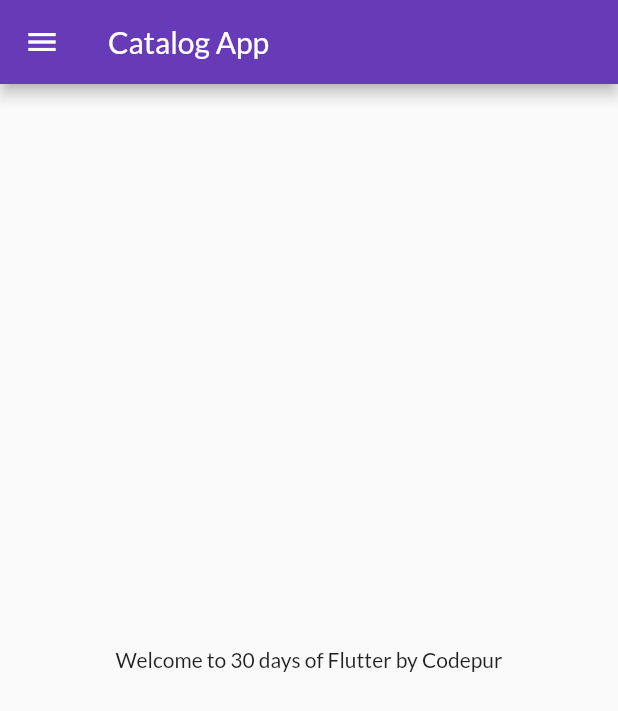
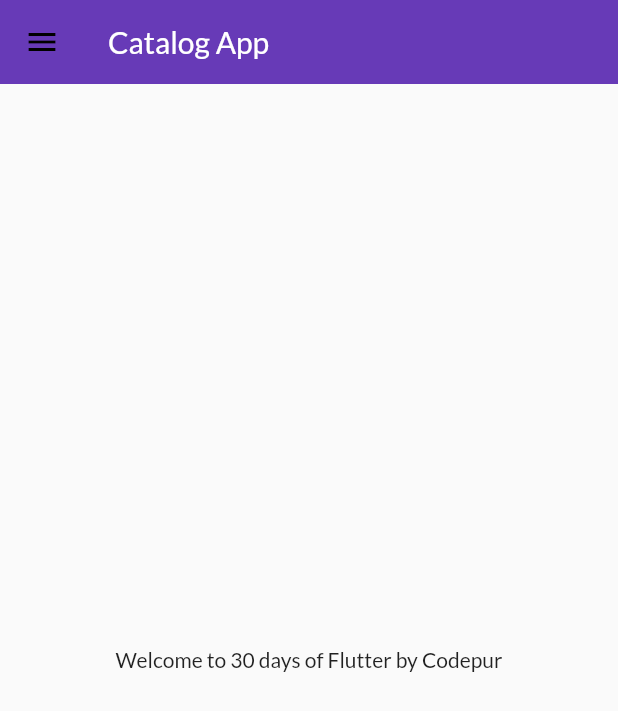
Before and after one commit to kojuabhishek/30daysOfFlutter, a Flutter app: the screen it shows after launch, on a phone screen of 412 x 824 dp. Shown: the top 711 px of the screen. Run offline on Flutter 3.47's test engine with Material 2 defaults, Android fonts, the phone set to English and light mode, and no system bars; our stand-ins replace google_fonts.

Commit message:
themes extracted

```diff
--- a/lib/main.dart
+++ b/lib/main.dart
@@ -1,5 +1,6 @@
 import 'package:flutter/material.dart';
 import 'package:flutter_catalog/pages/login_page.dart';
+import 'package:flutter_catalog/widgets/themes.dart';
 import 'package:google_fonts/google_fonts.dart';
 
 import 'pages/home_page.dart';
@@ -15,14 +16,8 @@ class MyApp extends StatelessWidget {
     return MaterialApp(
       //home: HomePage(),
       themeMode: ThemeMode.light,
-      theme: ThemeData(
-      primarySwatch: Colors.deepPurple,
-      fontFamily: GoogleFonts.lato().fontFamily,
-
-      ),
-      darkTheme: ThemeData(
-        brightness: Brightness.dark,
-      ),
+      theme: MyTheme.lightTheme(context),
+      darkTheme: MyTheme.darkTheme(context),
       initialRoute: MyRoutes.homeRoute,
       routes: {
         "/": (context) => LoginPage(),
--- a/lib/pages/home_page.dart
+++ b/lib/pages/home_page.dart
@@ -9,8 +9,12 @@ class HomePage extends StatelessWidget {
   Widget build(BuildContext context) {
     return Scaffold(
       appBar: AppBar(
+
         title: Text("Catalog App"),
-      ),
+
+        ),
+
+
       body: Center(
         child: Container(
           child: Text("Welcome to $days days of Flutter by $name"),
--- /dev/null
+++ b/lib/widgets/themes.dart
@@ -0,0 +1,24 @@
+import 'package:flutter/material.dart';
+
+import 'package:flutter/material.dart';
+import 'package:google_fonts/google_fonts.dart';
+
+class MyTheme{
+  static ThemeData lightTheme(BuildContext context) => ThemeData(
+      primarySwatch: Colors.deepPurple,
+      fontFamily: GoogleFonts.lato().fontFamily,
+      appBarTheme: AppBarTheme(
+
+        elevation : 0.0,
+        iconTheme: IconThemeData(color: Colors.black),
+        //toolbarTextStyle: Theme.of(context).textTheme,
+      )
+
+      );
+
+
+      static ThemeData darkTheme(BuildContext context) => ThemeData(
+     brightness: Brightness.dark,
+
+      );
+}
```
